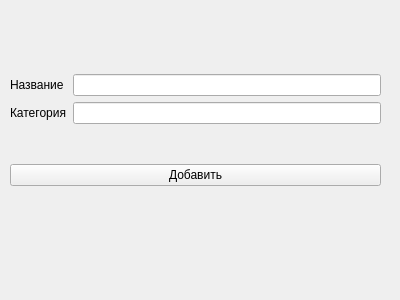
Qt form src/ui/AddDialog.ui (teackot/veggieapp) before a commit.
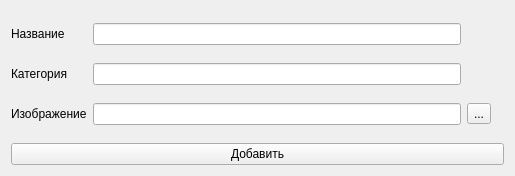
The same form after that commit.

Commit message: Specify the img in the AddDialog

Diff of the .ui file:
```diff
--- a/src/ui/AddDialog.ui
+++ b/src/ui/AddDialog.ui
@@ -6,25 +6,29 @@
    <rect>
     <x>0</x>
     <y>0</y>
-    <width>400</width>
-    <height>300</height>
+    <width>515</width>
+    <height>176</height>
    </rect>
   </property>
   <property name="windowTitle">
    <string>Form</string>
   </property>
-  <widget class="QWidget" name="layoutWidget">
-   <property name="geometry">
-    <rect>
-     <x>10</x>
-     <y>40</y>
-     <width>371</width>
-     <height>181</height>
-    </rect>
-   </property>
+  <layout class="QHBoxLayout" name="horizontalLayout_3">
+   <item>
    <layout class="QVBoxLayout" name="verticalLayout">
     <item>
+      <layout class="QHBoxLayout" name="horizontalLayout_2">
+       <item>
      <layout class="QGridLayout" name="gridLayout">
+         <item row="1" column="1">
+          <widget class="QLineEdit" name="categoryInput"/>
+         </item>
+         <item row="0" column="1">
+          <widget class="QLineEdit" name="nameInput"/>
+         </item>
+         <item row="2" column="1">
+          <widget class="QLineEdit" name="imgInput"/>
+         </item>
       <item row="0" column="0">
        <widget class="QLabel" name="label">
         <property name="text">
@@ -32,8 +36,12 @@
         </property>
        </widget>
       </item>
-      <item row="0" column="1">
-       <widget class="QLineEdit" name="nameInput"/>
+         <item row="2" column="0">
+          <widget class="QLabel" name="label_3">
+           <property name="text">
+            <string>Изображение</string>
+           </property>
+          </widget>
       </item>
       <item row="1" column="0">
        <widget class="QLabel" name="label_2">
@@ -42,8 +50,21 @@
         </property>
        </widget>
       </item>
-      <item row="1" column="1">
-       <widget class="QLineEdit" name="categoryInput"/>
+         <item row="2" column="2">
+          <widget class="QToolButton" name="fpickerButton">
+           <property name="text">
+            <string>...</string>
+           </property>
+          </widget>
+         </item>
+        </layout>
+       </item>
+       <item>
+        <widget class="QLabel" name="imgLabel">
+         <property name="text">
+          <string/>
+         </property>
+        </widget>
       </item>
      </layout>
     </item>
@@ -58,7 +79,8 @@
      </widget>
     </item>
    </layout>
-  </widget>
+   </item>
+  </layout>
  </widget>
  <resources/>
  <connections/>
```
Lines whose indentation alone changed are shown as unchanged. The commit also changes 2 other files.
